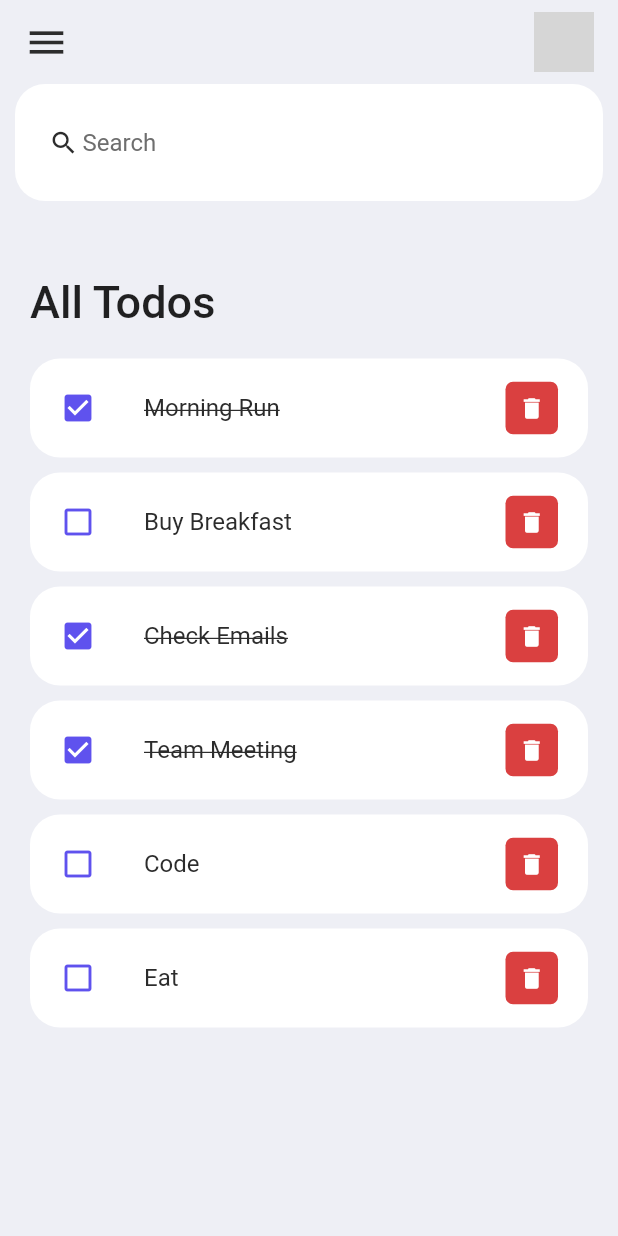
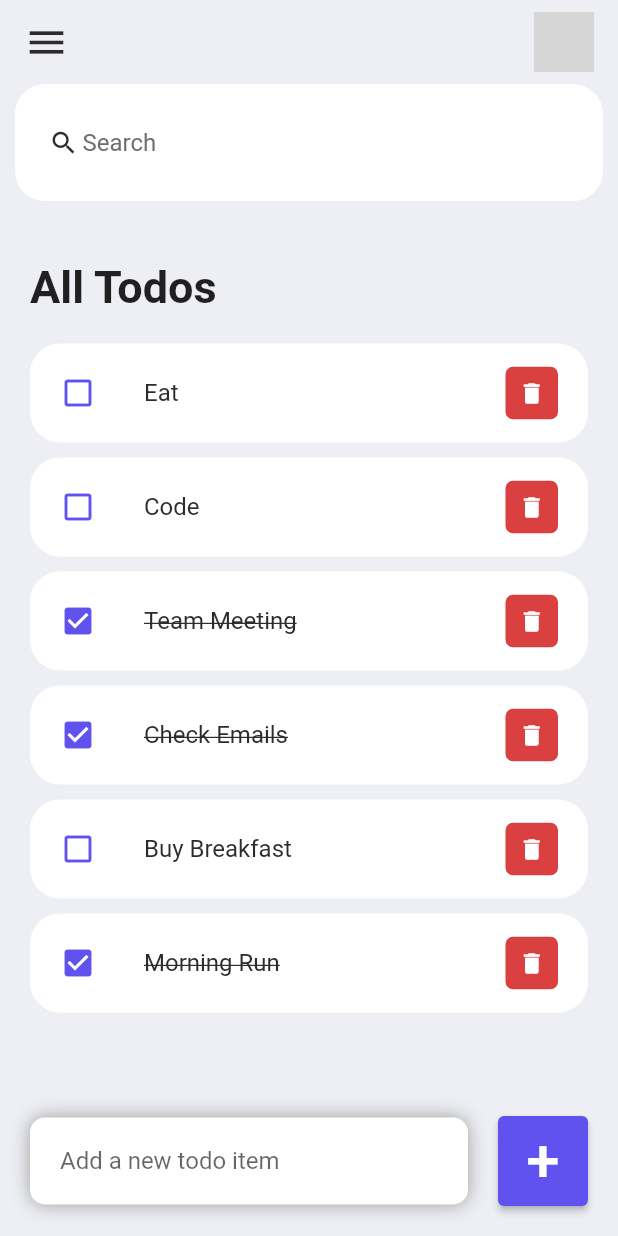
Before and after one commit to kithekadk/to-do-flutter, a Flutter app: the screen it shows after launch, on a phone screen of 412 x 824 dp. Run offline on Flutter 3.47's test engine with Material 2 defaults, Android fonts, the phone set to English and light mode, and no system bars; grey boxes are pictures that could not be loaded.

Commit message:
fully working todo app

```diff
--- a/lib/screens/home.dart
+++ b/lib/screens/home.dart
@@ -3,15 +3,32 @@ import 'package:todo_flutter/constants/colors.dart';
 import 'package:todo_flutter/model/todo.dart';
 import 'package:todo_flutter/widgets/todo_item.dart';
 
-class Home extends StatelessWidget {
-  Home({super.key});
+class Home extends StatefulWidget {
+  const Home({super.key});
+
+  @override
+  State<Home> createState() => _HomeState();
+}
+
+class _HomeState extends State<Home> {
+  List<ToDo> foundToDo = [];
+
+  final _todoController = TextEditingController();
+
+  @override
+  void initState() {
+    foundToDo = todosList;
+    super.initState();
+  }
 
   @override
   Widget build(BuildContext context) {
     return Scaffold(
         backgroundColor: tdBGColor,
         appBar: _buildAppBar(),
-        body: Container(
+        body: Stack(
+          children: [
+            Container(
               padding: const EdgeInsets.symmetric(horizontal: 10),
               child: Column(
                 children: [
@@ -19,6 +36,48 @@ class Home extends StatelessWidget {
                   viewToDos(),
                 ],
               ),
+            ),
+            Align(
+              alignment: Alignment.bottomCenter,
+              child: Row(children: [
+                Expanded(
+                    child: Container(
+                  margin:
+                      const EdgeInsets.only(bottom: 20, right: 20, left: 20),
+                  padding:
+                      const EdgeInsets.symmetric(horizontal: 20, vertical: 5),
+                  decoration: BoxDecoration(
+                      color: Colors.white,
+                      boxShadow: const [
+                        BoxShadow(
+                            color: Colors.grey,
+                            offset: Offset(0.0, 0.0),
+                            blurRadius: 10.0,
+                            spreadRadius: 0.0)
+                      ],
+                      borderRadius: BorderRadius.circular(10)),
+                  child: TextField(
+                    controller: _todoController,
+                    decoration: const InputDecoration(
+                        hintText: 'Add a new todo item',
+                        border: InputBorder.none),
+                  ),
+                )),
+                Container(
+                  margin: const EdgeInsets.only(bottom: 20, right: 20),
+                  child: ElevatedButton(
+                    onPressed: () {
+                      addToDoItem(_todoController.text);
+                    },
+                    style: ElevatedButton.styleFrom(
+                        backgroundColor: tdBlue,
+                        minimumSize: const Size(60, 60)),
+                    child: const Text('+', style: TextStyle(fontSize: 40)),
+                  ),
+                )
+              ]),
+            )
+          ],
         ));
   }
 
@@ -44,6 +103,70 @@ class Home extends StatelessWidget {
       ]),
     );
   }
+
+  final todosList = ToDo.todoList();
+
+  void handleToDoChange(ToDo todo) {
+    setState(() {
+      todo.isDone = !todo.isDone;
+    });
+  }
+
+  void deleteToDoItem(String id) {
+    setState(() {
+      todosList.removeWhere((item) => item.id == id);
+    });
+  }
+
+  void addToDoItem(String toDo) {
+    setState(() {
+      todosList.add(ToDo(
+          id: DateTime.now().millisecondsSinceEpoch.toString(),
+          description: toDo));
+    });
+    _todoController.clear();
+  }
+
+  void runFilter(String enteredKeyword) {
+    List<ToDo> results = [];
+
+    if (enteredKeyword.isEmpty) {
+      results = todosList;
+    } else {
+      results = todosList
+          .where((item) => item.description!
+              .toLowerCase()
+              .contains(enteredKeyword.toLowerCase()))
+          .toList();
+    }
+
+    setState(() {
+      foundToDo = results;
+    });
+  }
+
+  Widget viewToDos() {
+    return Expanded(
+      child: ListView(
+        padding: const EdgeInsets.all(10),
+        children: [
+          Container(
+            margin: const EdgeInsets.only(top: 30, bottom: 20),
+            child: const Text(
+              'All Todos',
+              style: TextStyle(fontSize: 30, fontWeight: FontWeight.w700),
+            ),
+          ),
+          // for (ToDo mytodo in todosList)
+          for (ToDo mytodo in foundToDo.reversed) //to order from last todo created
+            TodoItem(
+              todo: mytodo,
+              onToDoChanged: handleToDoChange,
+              onDeleteToDo: deleteToDoItem,
+            ),
+        ],
+      ),
+    );
   }
 
 // This is the search box
@@ -52,8 +175,9 @@ Widget searchBox() {
       padding: const EdgeInsets.symmetric(horizontal: 20, vertical: 15),
       decoration: BoxDecoration(
           color: Colors.white, borderRadius: BorderRadius.circular(20)),
-    child: const TextField(
-      decoration: InputDecoration(
+      child: TextField(
+        onChanged: (value)=> runFilter(value),
+        decoration: const InputDecoration(
             contentPadding: EdgeInsets.all(10),
             prefixIcon: Icon(
               Icons.search,
@@ -67,24 +191,4 @@ Widget searchBox() {
       ),
     );
   }
-
-Widget viewToDos() {
-  final todosList = ToDo.todoList();
-  return Expanded(
-    child: ListView(
-      padding: const EdgeInsets.all(10),
-      children: [
-        Container(
-          margin: const EdgeInsets.only(top: 40, bottom: 20),
-          child: const Text(
-            'All Todos',
-            style: TextStyle(fontSize: 30, fontWeight: FontWeight.w500),
-          ),
-        ),
-
-        for(ToDo mytodo in todosList)
-          TodoItem( todo: mytodo),
-      ],
-    ),
-  );
 }
--- a/lib/widgets/todo_item.dart
+++ b/lib/widgets/todo_item.dart
@@ -4,18 +4,25 @@ import 'package:todo_flutter/model/todo.dart';
 
 class TodoItem extends StatelessWidget {
   final ToDo todo;
-  const TodoItem({super.key, required this.todo});
+  final onToDoChanged;
+  final onDeleteToDo;
+
+  const TodoItem(
+      {super.key,
+      required this.todo,
+      required this.onToDoChanged,
+      required this.onDeleteToDo});
 
   @override
   Widget build(BuildContext context) {
-    return Stack(
-      children: [
-        Container(
+    return Container(
         margin: const EdgeInsets.only(bottom: 10),
         child: ListTile(
             contentPadding:
                 const EdgeInsets.symmetric(horizontal: 20, vertical: 5),
-                onTap: () {},
+            onTap: () {
+              onToDoChanged(todo);
+            },
             shape: RoundedRectangleBorder(
               borderRadius: BorderRadius.circular(20),
             ),
@@ -29,8 +36,8 @@ class TodoItem extends StatelessWidget {
                 style: TextStyle(
                     fontSize: 16,
                     color: tdBlack,
-                      decoration: todo.isDone ? TextDecoration.lineThrough : null
-                  )),
+                    decoration:
+                        todo.isDone ? TextDecoration.lineThrough : null)),
             trailing: Container(
               // padding: const EdgeInsets.all(10),
               // margin: const EdgeInsets.symmetric(vertical: 12.0),
@@ -42,38 +49,10 @@ class TodoItem extends StatelessWidget {
                 icon: const Icon(Icons.delete),
                 color: Colors.white,
                 iconSize: 18,
-                    onPressed: () {},
+                onPressed: () {
+                  onDeleteToDo(todo.id);
+                },
               ),
-                )
-              )
-        ),
-
-        Align(
-          alignment: Alignment.bottomCenter,
-          child: Row(
-            children: [
-              Expanded(
-                child: Container(
-                  margin: const EdgeInsets.only(
-                    bottom: 20,
-                    right: 20,
-                    left: 20
-                  ),
-                  decoration: const BoxDecoration(
-                    color:Colors.white,
-                    // boxShadow: BoxShadow(
-                    //   color: Colors.grey,
-                    //   offset: Offset(0.0, 0.0),
-                    //   blurRadius: 10.0,
-                    //   spreadRadius: 0.0
-                    // )
-                  ),
-                )
-              )
-            ]
-          ),
-        )
-      ],
-    );
+            )));
   }
 }
```
Lines whose indentation alone changed are shown as unchanged.
